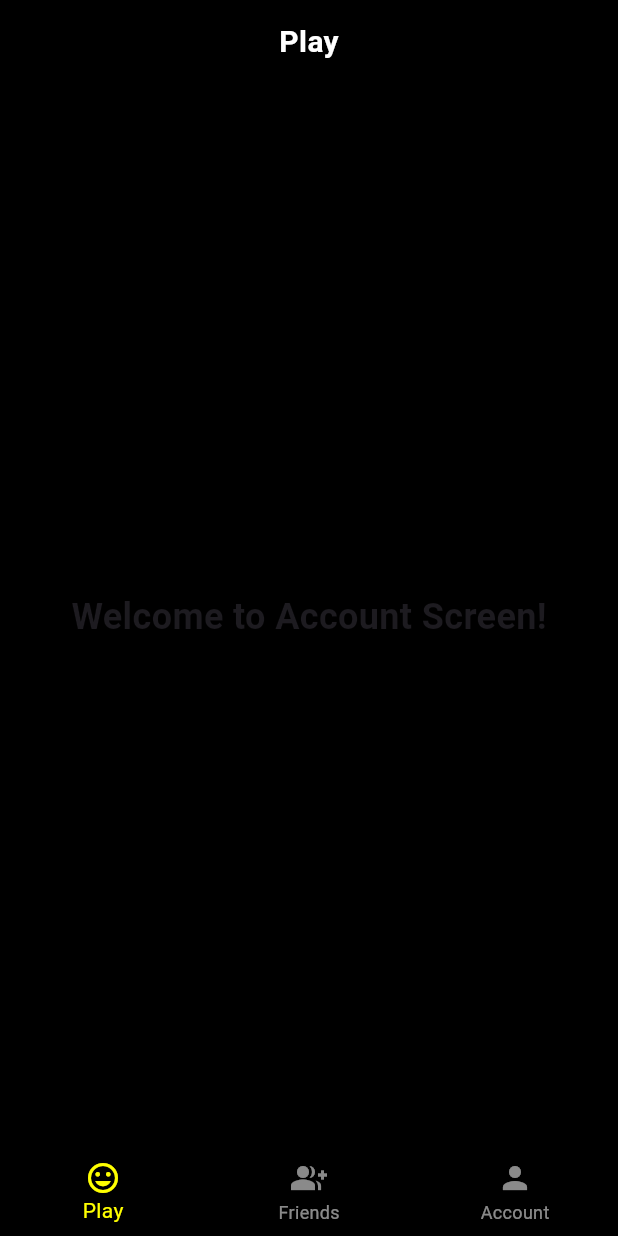
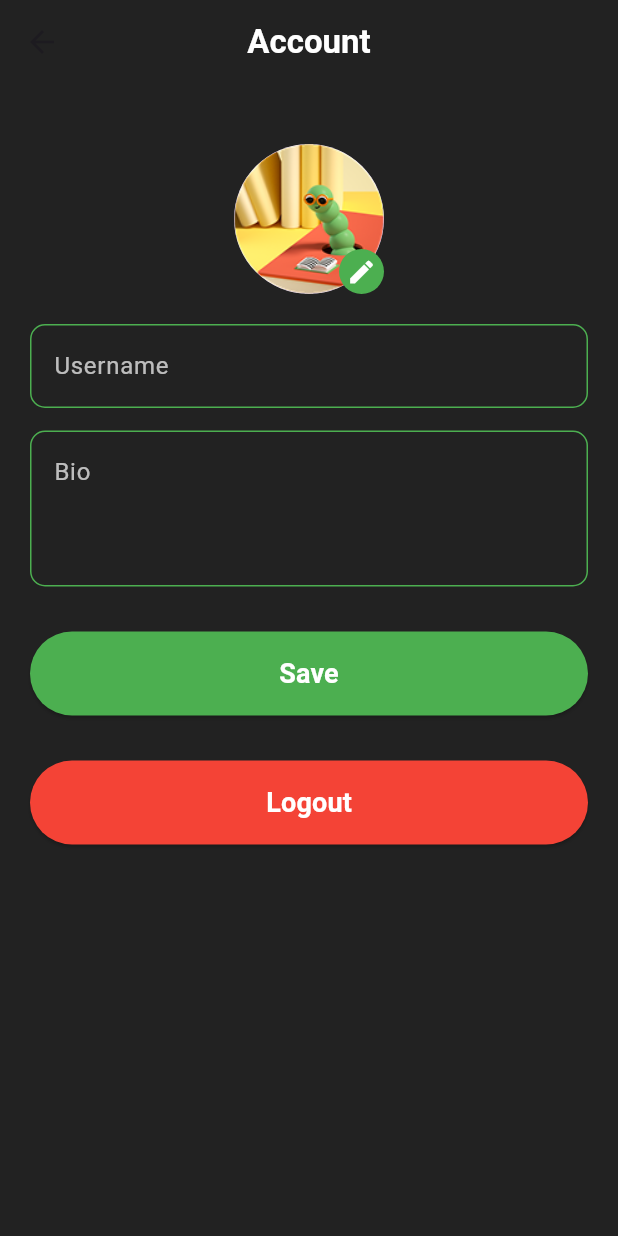
Before and after one commit to lilyaamieur/MobAI, a Flutter app: the Account screen opened directly, on a phone screen of 412 x 824 dp. Run offline on Flutter 3.47's test engine with Material 3 defaults, Android fonts, the phone set to English and light mode, and no system bars; our stand-ins replace email_validator, equatable, flutter_bloc, flutter_dotenv, font_awesome_flutter, google_sign_in and 2 more; accounts and stored records are empty.

Commit message:
creating user logic

```diff
--- a/flutter_application_1/lib/colors.dart
+++ b/flutter_application_1/lib/colors.dart
@@ -1,4 +1,4 @@
 import 'package:flutter/material.dart';
 
 const main_green = Color.from(alpha: 50, red: 205, green: 50, blue: 0);
-const main_black = Colors.black;
+const main_black = Color(0xff222222);
--- /dev/null
+++ b/flutter_application_1/lib/data/models/user.dart
@@ -0,0 +1,33 @@
+class UserModel {
+  final int id;
+  final DateTime createdAt;
+  final String userName;
+  final String bio;
+
+  UserModel({
+    required this.id,
+    required this.createdAt,
+    required this.userName,
+    required this.bio,
+  });
+
+  // Convert Supabase JSON to UserModel
+  factory UserModel.fromJson(Map<String, dynamic> json) {
+    return UserModel(
+      id: json['id'],
+      createdAt: DateTime.parse(json['created_at']),
+      userName: json['user_name'],
+      bio: json['bio'],
+    );
+  }
+
+  // Convert UserModel to JSON
+  Map<String, dynamic> toJson() {
+    return {
+      'id': id,
+      'created_at': createdAt.toIso8601String(),
+      'user_name': userName,
+      'bio': bio,
+    };
+  }
+}
--- a/flutter_application_1/lib/views/screens/account/account.dart
+++ b/flutter_application_1/lib/views/screens/account/account.dart
@@ -1,41 +1,147 @@
 import 'package:flutter/material.dart';
 import 'package:flutter_application_1/colors.dart';
-import 'package:flutter_application_1/views/widgets/navBar.dart';
+import 'package:supabase_flutter/supabase_flutter.dart';
 
-
-
-class Account extends StatefulWidget {
+class Account extends StatelessWidget {
   const Account({Key? key}) : super(key: key);
 
-  @override
-  _AccountState createState() => _AccountState();
-}
-
-class _AccountState extends State<Account> {
   @override
   Widget build(BuildContext context) {
     return Scaffold(
       backgroundColor: main_black,
       appBar: AppBar(
-        backgroundColor: Colors.black,
-        automaticallyImplyLeading: false,  // ✅ Removes the back button
-        flexibleSpace: Align(
-          alignment: Alignment.center,
-          child: Text(
-            "Play",
-            style: TextStyle(fontSize: 20, color: Colors.white, fontWeight: FontWeight.bold),
-          ),
+        backgroundColor: main_black,
+        automaticallyImplyLeading: true, // Shows the back button
+        centerTitle: true, // Centers the title
+        title: Text(
+          "Account",
+          style: TextStyle(
+              fontSize: 22, fontWeight: FontWeight.bold, color: Colors.white),
         ),
       ),
+      body: Padding(
+        padding: const EdgeInsets.symmetric(horizontal: 20),
+        child: Column(
+          crossAxisAlignment: CrossAxisAlignment.center,
+          children: [
+            const SizedBox(height: 40),
 
-      body: const Center(
-        child: Text(
-          "Welcome to Account Screen!",
-          style: TextStyle(fontSize: 24, fontWeight: FontWeight.bold),
+            // ✅ Profile Picture with Edit Button
+            Stack(
+              alignment: Alignment.bottomRight,
+              children: [
+                CircleAvatar(
+                  radius: 50,
+                  backgroundImage: AssetImage(
+                      'lib/images/douda.png'), // Replace with actual profile image
+                ),
+                Positioned(
+                  bottom: 0,
+                  right: 0,
+                  child: Container(
+                    padding: EdgeInsets.all(5),
+                    decoration: BoxDecoration(
+                      color: Colors.green,
+                      shape: BoxShape.circle,
+                    ),
+                    child: Icon(Icons.edit, color: Colors.white, size: 20),
+                  ),
+                ),
+              ],
+            ),
+
+            const SizedBox(height: 20),
+
+            // ✅ Name Input Field
+            TextField(
+              style: TextStyle(color: Colors.white), // Text color
+              decoration: InputDecoration(
+                hintText: "Username",
+                hintStyle: TextStyle(color: Colors.white70),
+                enabledBorder: OutlineInputBorder(
+                  borderSide: BorderSide(color: Colors.green),
+                  borderRadius: BorderRadius.circular(10),
+                ),
+                focusedBorder: OutlineInputBorder(
+                  borderSide: BorderSide(color: Colors.green, width: 2),
+                  borderRadius: BorderRadius.circular(10),
+                ),
+              ),
+            ),
+
+            const SizedBox(height: 15),
+
+            // ✅ Bio Input Field
+            TextField(
+              maxLines: 3,
+              style: TextStyle(color: Colors.white), // Text color
+              decoration: InputDecoration(
+                hintText: "Bio",
+                hintStyle: TextStyle(color: Colors.white70),
+                enabledBorder: OutlineInputBorder(
+                  borderSide: BorderSide(color: Colors.green),
+                  borderRadius: BorderRadius.circular(10),
+                ),
+                focusedBorder: OutlineInputBorder(
+                  borderSide: BorderSide(color: Colors.green, width: 2),
+                  borderRadius: BorderRadius.circular(10),
+                ),
+              ),
+            ),
+
+            const SizedBox(height: 30),
+
+            // ✅ Save Button
+            SizedBox(
+              width: double.infinity,
+              child: ElevatedButton(
+                onPressed: () {
+                  print("Save button pressed");
+                },
+                style: ElevatedButton.styleFrom(
+                  backgroundColor: Colors.green,
+                  padding: EdgeInsets.symmetric(vertical: 15),
+                  shape: RoundedRectangleBorder(
+                      borderRadius: BorderRadius.circular(30)),
+                ),
+                child: Text(
+                  "Save",
+                  style: TextStyle(
+                      fontSize: 18,
+                      fontWeight: FontWeight.bold,
+                      color: Colors.white),
+                ),
+              ),
+            ),
+
+            const SizedBox(height: 30),
+
+            // ✅ Logout Button
+            SizedBox(
+              width: double.infinity,
+              child: ElevatedButton(
+                onPressed: () {
+                  Supabase.instance.client.auth.signOut();
+                  Navigator.of(context).pushReplacementNamed('/');
+                },
+                style: ElevatedButton.styleFrom(
+                  backgroundColor: Colors.red,
+                  padding: EdgeInsets.symmetric(vertical: 15),
+                  shape: RoundedRectangleBorder(
+                      borderRadius: BorderRadius.circular(30)),
+                ),
+                child: Text(
+                  "Logout",
+                  style: TextStyle(
+                      fontSize: 18,
+                      fontWeight: FontWeight.bold,
+                      color: Colors.white),
+                ),
+              ),
+            ),
+          ],
         ),
       ),
-      bottomNavigationBar: const BottomNavBar(currentIndex: 0), // ✅ Remove onTabSelected
-
     );
   }
 }
--- a/flutter_application_1/lib/views/screens/play/play.dart
+++ b/flutter_application_1/lib/views/screens/play/play.dart
@@ -15,7 +15,7 @@ class _PlayState extends State<Play> {
     return Scaffold(
       backgroundColor: main_black,
       appBar: AppBar(
-        backgroundColor: Colors.black,
+        backgroundColor: main_black,
         automaticallyImplyLeading: false, // ✅ Removes the back button
         flexibleSpace: Align(
           alignment: Alignment.center,
--- a/flutter_application_1/lib/views/screens/ranking/ranking.dart
+++ b/flutter_application_1/lib/views/screens/ranking/ranking.dart
@@ -15,7 +15,7 @@ class _RankingState extends State<Ranking> {
     return Scaffold(
       backgroundColor: main_black,
       appBar: AppBar(
-        backgroundColor: Colors.black,
+        backgroundColor: main_black,
         automaticallyImplyLeading: false,  // ✅ Removes the back button
         flexibleSpace: Align(
           alignment: Alignment.center,
--- a/flutter_application_1/lib/views/widgets/navBar.dart
+++ b/flutter_application_1/lib/views/widgets/navBar.dart
@@ -38,7 +38,7 @@ class BottomNavBar extends StatelessWidget {
   @override
   Widget build(BuildContext context) {
     return BottomNavigationBar(
-      backgroundColor: Colors.black,
+      backgroundColor: main_black,
       currentIndex: currentIndex,
       selectedItemColor: main_green,
       unselectedItemColor: Colors.white54,
--- a/flutter_application_1/pubspec.yaml
+++ b/flutter_application_1/pubspec.yaml
@@ -13,6 +13,8 @@ dependencies:
   image_picker: ^1.0.7
   flutter_dotenv: ^5.0.2
   flutter_drawing_board: ^0.9.5
+  equatable: ^2.0.7
+  flutter_bloc: ^9.0.0
 
 dev_dependencies:
   font_awesome_flutter: ^10.7.0
@@ -28,3 +30,4 @@ flutter:
   assets:
     - .env
     - lib/images/play.png
+    - lib/images/douda.png
```
Also changed, not shown: flutter_application_1/lib/home.dart (+3 -11 lines), flutter_application_1/lib/logic/blocs/user_bloc.dart (added, +56 -0 lines), flutter_application_1/lib/logic/events/user_event.dart (added, +47 -0 lines), flutter_application_1/lib/logic/repositories/user_repository.dart (added, +32 -0 lines), flutter_application_1/lib/logic/states/user_state.dart (added, +40 -0 lines), flutter_application_1/lib/images/douda.png (added), flutter_application_1/pubspec.lock.
